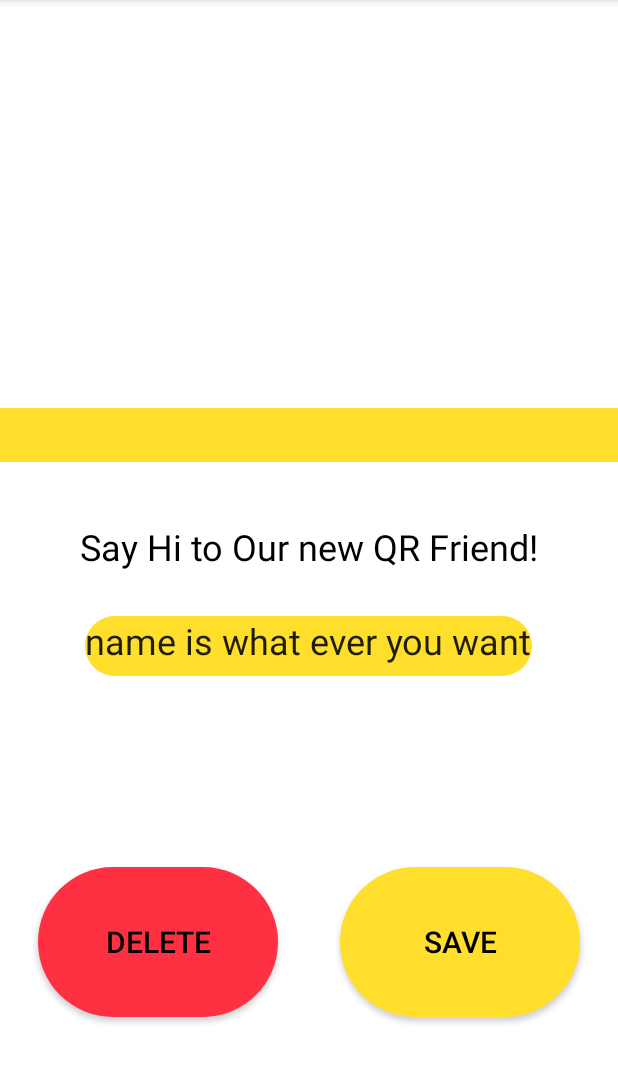
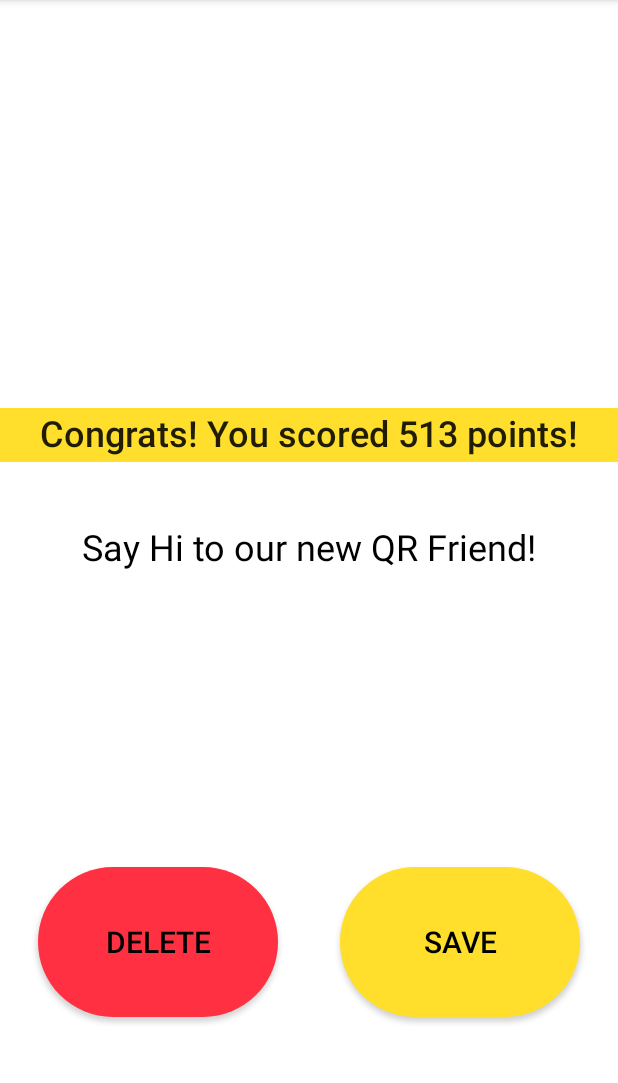
Before and after one commit to CMPUT301W23T52/HunterQRHunter, an Android app: the AddQRScreen screen opened directly, with no data from a screen before it, on a phone screen of 412 x 824 dp, the part 84-1167 px from its top. Run offline under Robolectric (Android 15) with nearby library versions, the phone set to English and light mode, and no system bars; 1 statement that could not run was skipped.

Commit message:
name hashing done

```diff
--- a/app/src/main/java/com/example/hunterqrhunter/page/AddQRScreen.java
+++ b/app/src/main/java/com/example/hunterqrhunter/page/AddQRScreen.java
@@ -6,7 +6,7 @@ import android.widget.TextView;
 
 import androidx.annotation.Nullable;
 import androidx.appcompat.app.AppCompatActivity;
-
+import com.example.hunterqrhunter.model.HashQR;
 import com.example.hunterqrhunter.R;
 
 import org.w3c.dom.Text;
@@ -17,10 +17,17 @@ public class AddQRScreen extends AppCompatActivity {
         setContentView(R.layout.activity_add);
 
         String scannedData = getIntent().getStringExtra("SCANNED_DATA");
-
+        byte[] HashedValue = HashQR.hashObject(scannedData);
 //        get all the views
         Button saveBtn = (Button) findViewById(R.id.save_button);
         Button deleteBtn = (Button) findViewById(R.id.delete_button);
+        TextView pointText =(TextView) findViewById(R.id.score_text);
+        TextView nameText = (TextView) findViewById(R.id.name_text);
+
+
+        pointText.setText("Congrats! You scored 513 points!");
+        nameText.setText(HashQR.giveQrName(HashedValue));
+
 
     }
 }
--- a/app/src/main/res/layout/activity_add.xml
+++ b/app/src/main/res/layout/activity_add.xml
@@ -6,7 +6,7 @@
     android:layout_height="match_parent">
 
     <TextView
-        android:id="@+id/add_new_text"
+        android:id="@+id/score_text"
         android:layout_width="0dp"
         android:layout_height="36dp"
         android:layout_marginTop="272dp"
@@ -67,10 +67,10 @@
         android:layout_width="wrap_content"
         android:layout_height="wrap_content"
         android:layout_marginTop="40dp"
-        android:text="Say Hi to Our new QR Friend!"
+        android:text="Say Hi to our new QR Friend!"
         android:textColor="@color/black"
         android:textSize="24sp"
         app:layout_constraintEnd_toEndOf="parent"
         app:layout_constraintStart_toStartOf="parent"
-        app:layout_constraintTop_toBottomOf="@+id/add_new_text" />
+        app:layout_constraintTop_toBottomOf="@+id/score_text" />
 </androidx.constraintlayout.widget.ConstraintLayout>
```
